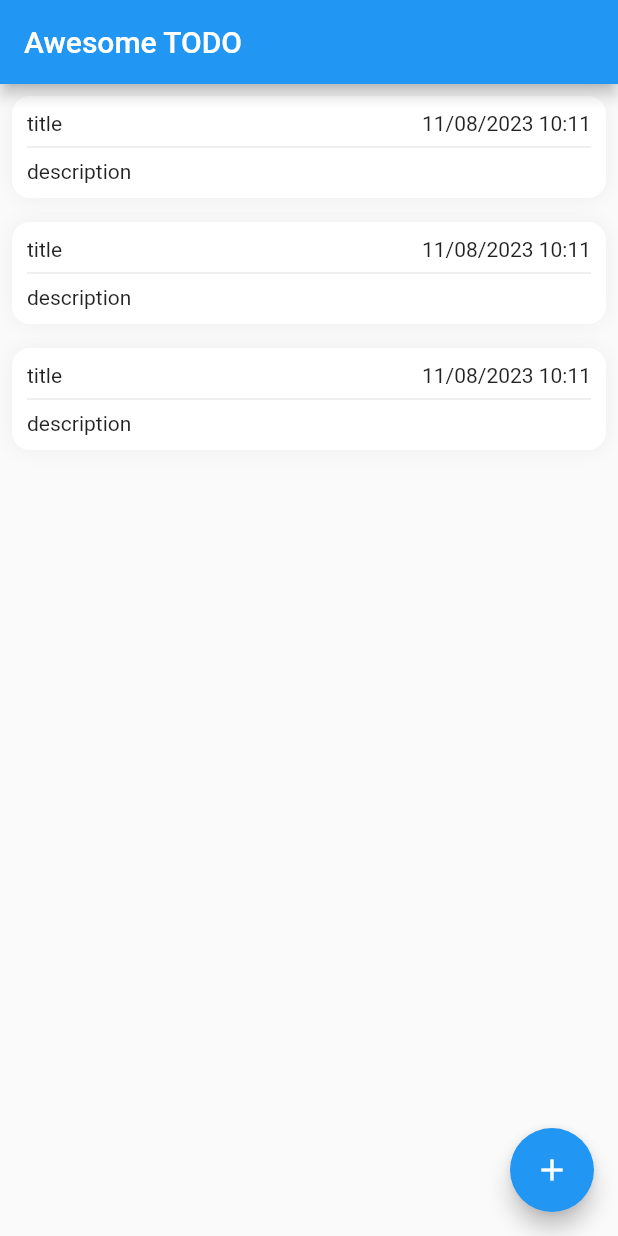
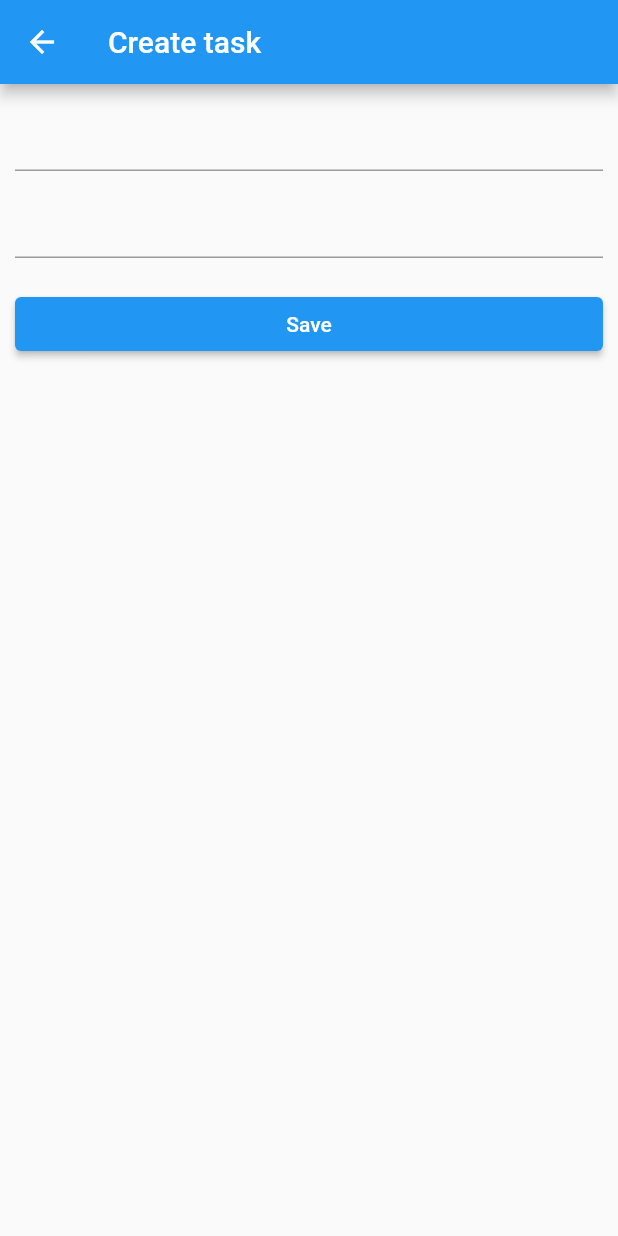
Before and after one commit to Samir-Sattarov/todo_app, a Flutter app: the screen it shows after launch, after a tap on the "add" icon, on a phone screen of 412 x 824 dp. Run offline on Flutter 3.47's test engine with Material 2 defaults, Android fonts, the phone set to English and light mode, and no system bars; our stand-ins replace easy_localization.

Commit message:
Added Create task screen

```diff
--- /dev/null
+++ b/lib/core/utils/animated_navigation.dart
@@ -0,0 +1,50 @@
+import 'package:flutter/material.dart';
+
+class AnimatedNavigation {
+  static push({
+    required BuildContext context,
+    required Widget page,
+  }) {
+    return Navigator.of(context).push(
+      PageRouteBuilder(
+        transitionDuration: const Duration(milliseconds: 250),
+        pageBuilder: (context, animation, secondaryAnimation) => page,
+        transitionsBuilder: (context, animation, secondaryAnimation, child) {
+          const begin = 0.0;
+          const end = 1.0;
+          final tween = Tween(begin: begin, end: end);
+          final offsetAnimation = animation.drive(tween);
+
+          return FadeTransition(
+            opacity: offsetAnimation,
+            child: child,
+          );
+        },
+      ),
+    );
+  }
+
+  static pushAndRemoveUntil({
+    required BuildContext context,
+    required Widget page,
+  }) {
+    return Navigator.of(context).pushAndRemoveUntil(
+      PageRouteBuilder(
+        transitionDuration: const Duration(milliseconds: 250),
+        pageBuilder: (context, animation, secondaryAnimation) => page,
+        transitionsBuilder: (context, animation, secondaryAnimation, child) {
+          const begin = 0.0;
+          const end = 1.0;
+          final tween = Tween(begin: begin, end: end);
+          final offsetAnimation = animation.drive(tween);
+
+          return FadeTransition(
+            opacity: offsetAnimation,
+            child: child,
+          );
+        },
+      ),
+          (route) => false,
+    );
+  }
+}
--- /dev/null
+++ b/lib/screens/create_task_screen.dart
@@ -0,0 +1,51 @@
+import 'package:flutter/material.dart';
+
+class CreateTaskScreen extends StatefulWidget {
+  final Function(String title, String description) onCreate;
+  const CreateTaskScreen({Key? key, required this.onCreate}) : super(key: key);
+
+  @override
+  State<CreateTaskScreen> createState() => _CreateTaskScreenState();
+}
+
+class _CreateTaskScreenState extends State<CreateTaskScreen> {
+  final TextEditingController controllerTitle = TextEditingController();
+  final TextEditingController controllerDescription = TextEditingController();
+
+  @override
+  Widget build(BuildContext context) {
+    return Scaffold(
+      appBar: AppBar(
+        title: const Text("Create task"),
+      ),
+      body: SingleChildScrollView(
+        child: Padding(
+          padding: const EdgeInsets.all(10.0),
+          child: Column(
+            children: [
+              TextField(
+                controller: controllerTitle,
+              ),
+              const SizedBox(height: 10),
+              TextField(
+                controller: controllerDescription,
+              ),
+              const SizedBox(height: 20),
+              SizedBox(
+                width: MediaQuery.of(context).size.width,
+                child: ElevatedButton(
+                  onPressed: () {
+                    widget.onCreate
+                        .call(controllerTitle.text, controllerDescription.text);
+                    Navigator.pop(context);
+                  },
+                  child: const Text("Save"),
+                ),
+              ),
+            ],
+          ),
+        ),
+      ),
+    );
+  }
+}
```
Also changed, not shown: lib/screens/home_screen.dart (+29 -4 lines).
